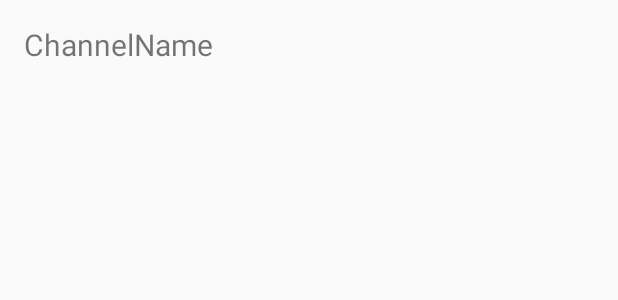
After one commit to marcbruni/youtubeExtension, an Android app: the layout activity_search_results.xml on its own in the app's theme, with its tools: preview values and no code run, on a phone screen of 412 x 824 dp. The commit adds this screen. Shown: the top 300 px of the screen. Run offline under Robolectric (Android 15) with nearby library versions, the phone set to English and light mode, and no system bars.

Commit message:
Search function with list of channel names

```diff
--- a/app/build.gradle
+++ b/app/build.gradle
@@ -31,10 +31,12 @@ dependencies {
     androidTestCompile('com.android.support.test.espresso:espresso-core:2.2.2', {
         exclude group: 'com.android.support', module: 'support-annotations'
     })
-    compile ('com.google.apis:google-api-services-youtube:v3-rev183-1.22.0', {
+    compile('com.google.apis:google-api-services-youtube:v3-rev183-1.22.0', {
         exclude group: 'org.apache.httpcomponents'
     })
     compile 'com.android.support:appcompat-v7:25.3.1'
     compile 'com.android.support.constraint:constraint-layout:1.0.2'
+    compile 'org.apache.directory.studio:org.apache.commons.io:2.4'
     testCompile 'junit:junit:4.12'
+
 }
--- a/app/src/main/AndroidManifest.xml
+++ b/app/src/main/AndroidManifest.xml
@@ -2,7 +2,7 @@
 <manifest xmlns:android="http://schemas.android.com/apk/res/android"
     package="ch.bbcag.youtubeextension">
 
-    <uses-permission android:name="android.permission.INTERNET"></uses-permission>
+    <uses-permission android:name="android.permission.INTERNET" />
 
     <application
         android:allowBackup="true"
@@ -18,6 +18,7 @@
                 <category android:name="android.intent.category.LAUNCHER" />
             </intent-filter>
         </activity>
+        <activity android:name=".SearchResults"></activity>
     </application>
 
 </manifest>
--- /dev/null
+++ b/app/src/main/res/layout/activity_search_results.xml
@@ -0,0 +1,29 @@
+<?xml version="1.0" encoding="utf-8"?>
+<LinearLayout xmlns:android="http://schemas.android.com/apk/res/android"
+    xmlns:tools="http://schemas.android.com/tools"
+    android:paddingLeft="16dp"
+    android:paddingRight="16dp"
+    android:paddingTop="16dp"
+    android:paddingBottom="16dp"
+    tools:context="ch.bbcag.youtubeextension.SearchResults"
+    android:layout_width="fill_parent"
+    android:layout_height="fill_parent"
+    android:orientation="vertical"
+    android:weightSum="1"
+    >
+
+    <TextView
+        android:text="ChannelName"
+        android:layout_width="fill_parent"
+        android:layout_height="wrap_content"
+        android:id="@+id/badiinfos"
+        android:textSize="20dp"
+        />
+
+    <ListView
+        android:layout_width="fill_parent"
+        android:layout_height="wrap_content"
+        android:id="@+id/badidetails"
+
+        />
+</LinearLayout>
--- a/app/src/main/res/values/strings.xml
+++ b/app/src/main/res/values/strings.xml
@@ -1,3 +1,5 @@
 <resources>
     <string name="app_name">YoutubeExtension</string>
+    <string name="loadinginfos">Lade Badi-Infos</string>
+    <string name="pleasewait">Bitte warten...</string>
 </resources>
```
Also changed, not shown: app/src/main/java/ch/bbcag/youtubeextension/MainActivity.java (+9 -7 lines), app/src/main/java/ch/bbcag/youtubeextension/SearchResults.java (added, +126 -0 lines).
